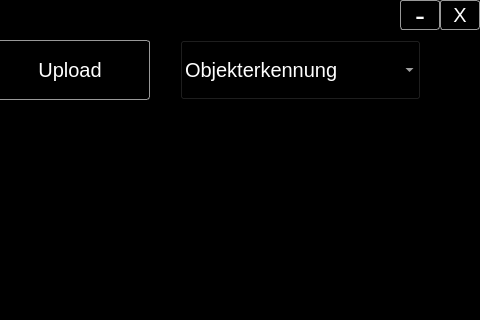
First picture: the form in client/ui_resources/mw_aiod.ui, repository Alexander-H9/AIOD, before the edit; both pictures show x 240 to 720 and y 0 to 320 of the 720 by 480 pixel window.
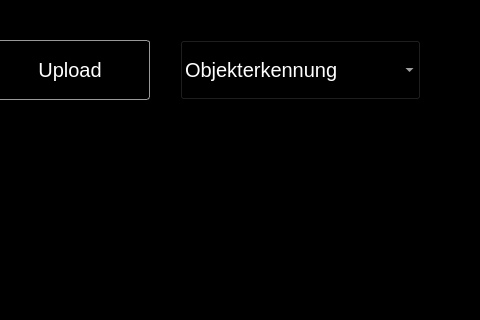
Second picture: the form after the edit.

Patch:
```diff
--- a/client/ui_resources/mw_aiod.ui
+++ b/client/ui_resources/mw_aiod.ui
@@ -116,44 +116,6 @@
      </property>
     </item>
    </widget>
-   <widget class="QPushButton" name="pb_close">
-    <property name="geometry">
-     <rect>
-      <x>680</x>
-      <y>0</y>
-      <width>40</width>
-      <height>30</height>
-     </rect>
-    </property>
-    <property name="styleSheet">
-     <string notr="true">border: 1px solid #999999;
-font: 20px;
-color: #ffffff;
-border-radius: 3px;</string>
-    </property>
-    <property name="text">
-     <string>X</string>
-    </property>
-   </widget>
-   <widget class="QPushButton" name="pb_minimize">
-    <property name="geometry">
-     <rect>
-      <x>640</x>
-      <y>0</y>
-      <width>40</width>
-      <height>30</height>
-     </rect>
-    </property>
-    <property name="styleSheet">
-     <string notr="true">border: 1px solid #999999;
-font: 30px;
-color: #ffffff;
-border-radius: 3px;</string>
-    </property>
-    <property name="text">
-     <string>-</string>
-    </property>
-   </widget>
    <widget class="Line" name="line">
     <property name="geometry">
      <rect>
```
Left out of the diff: 2 changed lines with no effect on the pictures.
